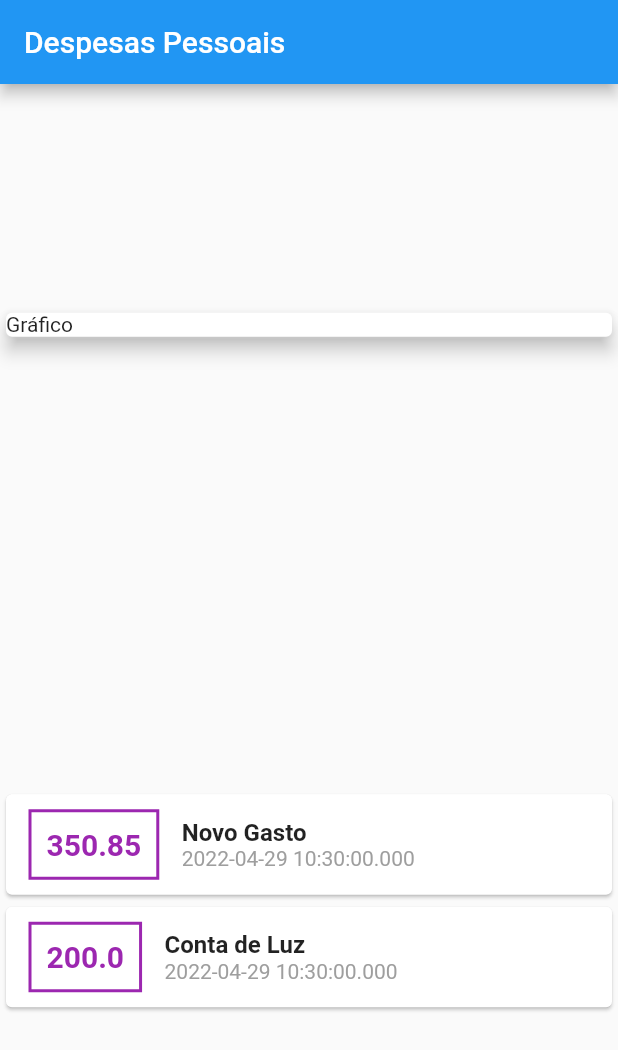
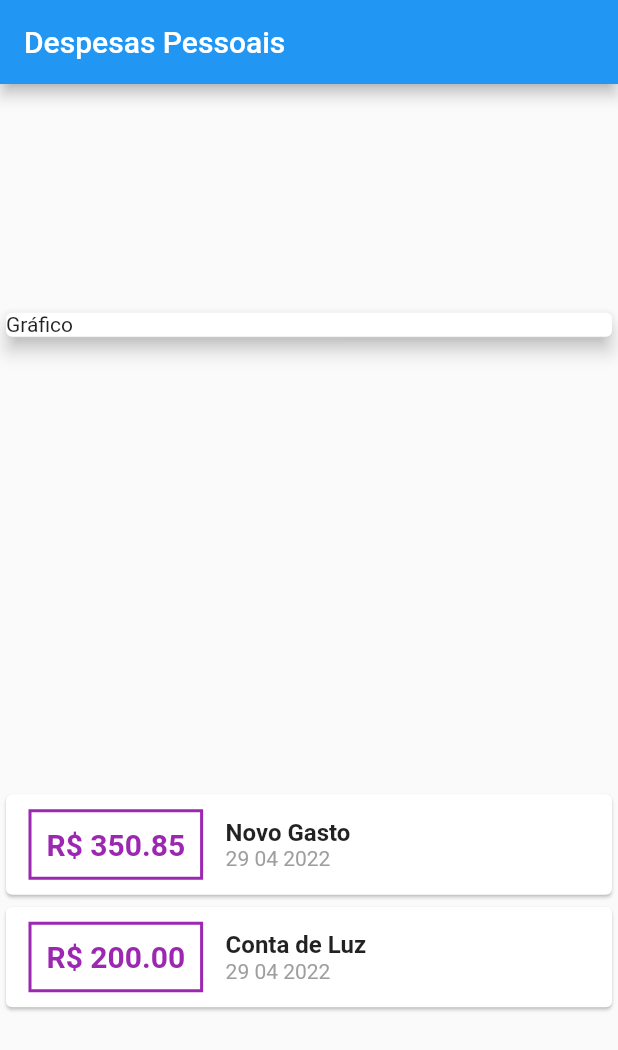
Before and after one commit to LucasWMedeiros/ProjetoGastosPessoais, a Flutter app: the screen it shows after launch, on a phone screen of 412 x 824 dp. Shown: the top 1050 px of the screen. Run offline on Flutter 3.47's test engine with Material 2 defaults, Android fonts, the phone set to English and light mode, and no system bars.

```diff
--- a/lib/main.dart
+++ b/lib/main.dart
@@ -1,6 +1,7 @@
 // ignore_for_file: prefer_const_constructors
 
 import 'package:flutter/material.dart';
+import 'package:intl/intl.dart';
 import 'package:projeto_gastos/model/transaction.dart';
 
 main() => runApp(ExpansesApp());
@@ -50,7 +51,7 @@ class MyHomePage extends StatelessWidget {
                           border: Border.all(color: Colors.purple, width: 2)),
                       padding: EdgeInsets.all(10),
                       child: Text(
-                        tr.value.toString(),
+                        'R\$ ${tr.value.toStringAsFixed(2)}',
                         style: TextStyle(
                             fontWeight: FontWeight.bold,
                             fontSize: 20,
@@ -63,11 +64,12 @@ class MyHomePage extends StatelessWidget {
                         Text(
                           tr.tittle,
                           style: TextStyle(
-                            fontWeight: FontWeight.bold,
-                          fontSize: 16
-                          ),
+                              fontWeight: FontWeight.bold, fontSize: 16),
                         ),
-                        Text(tr.data.toString(), style: TextStyle(color: Colors.grey),)
+                        Text(
+                          DateFormat('d MM y').format(tr.data),
+                          style: TextStyle(color: Colors.grey),
+                        )
                       ],
                     )
                   ]),
--- a/pubspec.yaml
+++ b/pubspec.yaml
@@ -29,6 +29,7 @@ environment:
 dependencies:
   flutter:
     sdk: flutter
+  intl: 0.17.0
 
 
   # The following adds the Cupertino Icons font to your application.
```
Also changed, not shown: pubspec.lock.
